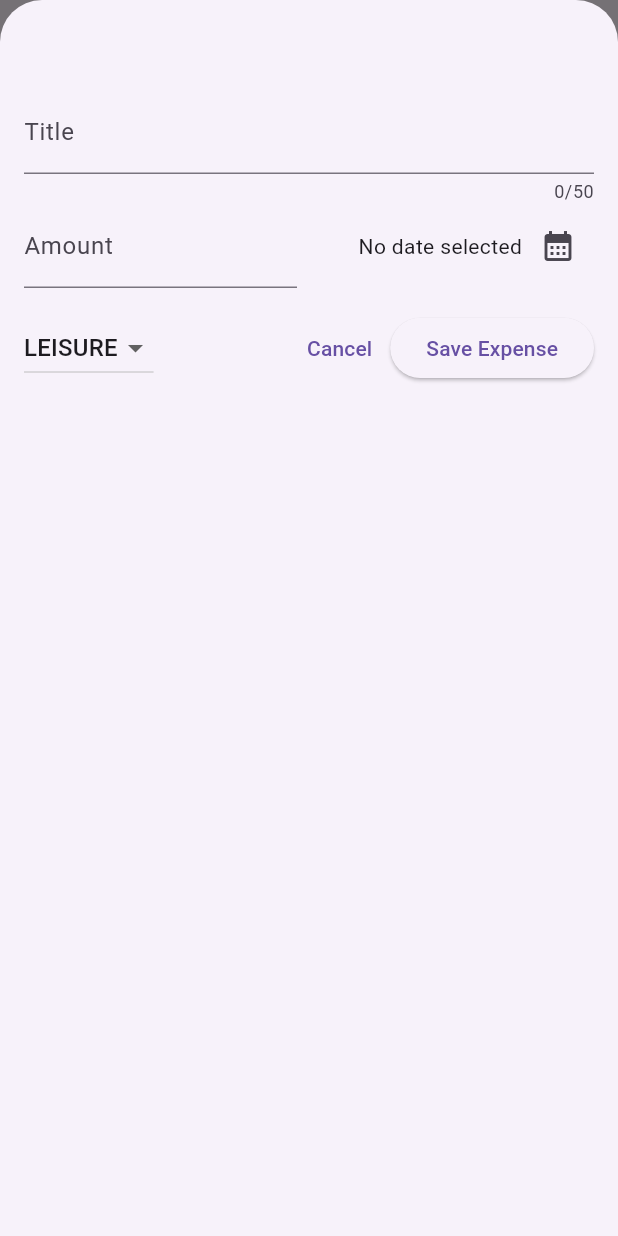
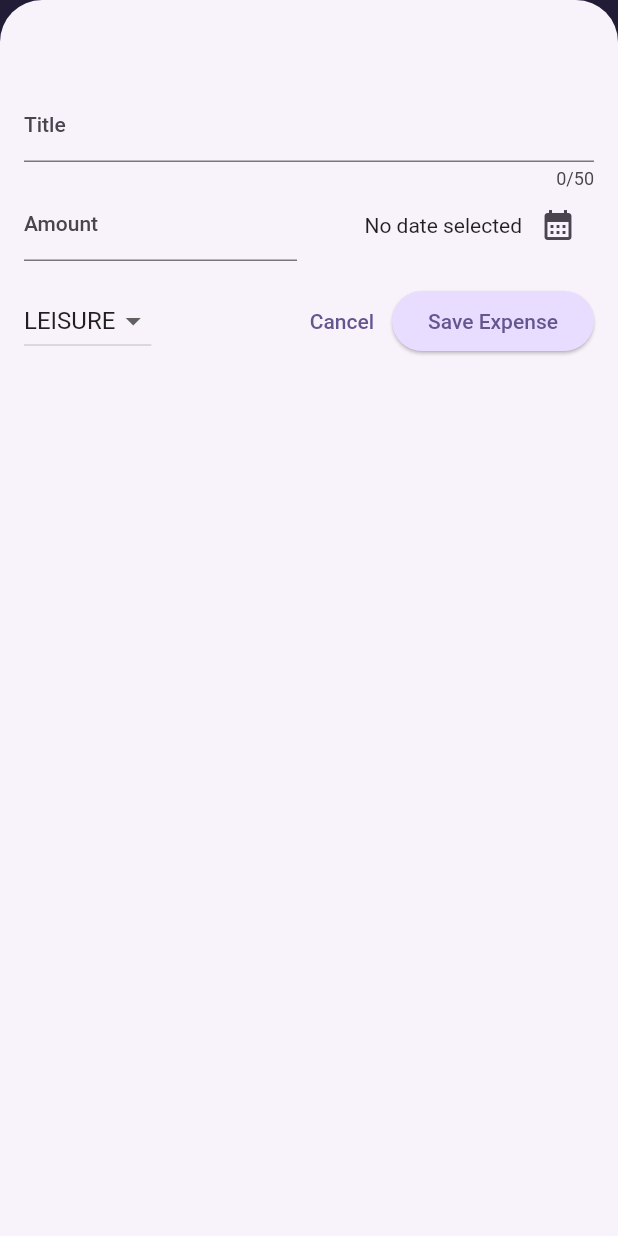
Before and after one commit to sophiagavrila/flutter_expense_tracker, a Flutter app: the screen it shows after launch, after a tap on the "add" icon, on a phone screen of 412 x 824 dp. Run offline on Flutter 3.47's test engine with Material 2 defaults, Android fonts, the phone set to English and light mode, and no system bars.

Commit message:
complete with dark mode

```diff
--- a/lib/main.dart
+++ b/lib/main.dart
@@ -1,11 +1,45 @@
 import 'package:expense_tracker/widgets/expenses.dart';
 import 'package:flutter/material.dart';
+
+var kColorScheme =
+    ColorScheme.fromSeed(seedColor: Color.fromARGB(255, 96, 59, 181));
+
+var kDarkColorScheme =
+    ColorScheme.fromSeed(brightness: Brightness.dark, seedColor: const Color.fromARGB(255, 5, 99, 125));
 
 void main() {
   runApp(
     MaterialApp(
-        theme: ThemeData(useMaterial3: true),
-        home: Expenses() // Todo: Add main widget here
-        ),
+        darkTheme: ThemeData.dark().copyWith(
+            useMaterial3: true,
+            colorScheme: kDarkColorScheme,
+            cardTheme: const CardTheme().copyWith(
+              color: kDarkColorScheme.secondaryContainer,
+              margin: const EdgeInsets.symmetric(horizontal: 16, vertical: 8),
+            ),
+            ),
+        theme: ThemeData().copyWith(
+            useMaterial3: true,
+            colorScheme: kColorScheme,
+            appBarTheme: const AppBarTheme().copyWith(
+              backgroundColor: kColorScheme.onPrimaryContainer,
+              foregroundColor: kColorScheme.primaryContainer,
+            ),
+            cardTheme: const CardTheme().copyWith(
+              color: kColorScheme.secondaryContainer,
+              margin: const EdgeInsets.symmetric(horizontal: 16, vertical: 8),
+            ),
+            elevatedButtonTheme: ElevatedButtonThemeData(
+              style: ElevatedButton.styleFrom(
+                backgroundColor: kColorScheme.primaryContainer,
+              ),
+            ),
+            textTheme: ThemeData().textTheme.copyWith(
+                titleLarge: TextStyle(
+                    fontWeight: FontWeight.bold,
+                    color: kColorScheme.onSecondaryContainer,
+                    fontSize: 16))),
+        themeMode: ThemeMode.system, // default
+        home: const Expenses()),
   );
 }
--- a/lib/models/expense.dart
+++ b/lib/models/expense.dart
@@ -38,3 +38,25 @@
     return formatter.format(date);
   }
 }
+
+class ExpenseBucket {
+  const ExpenseBucket({
+    required this.category,
+    required this.expenses,
+  });
+
+  ExpenseBucket.forCategory(List<Expense> allExpenses, this.category)
+      : expenses = allExpenses.where((expense) => expense.category == category).toList();
+
+  final Category category;
+  final List<Expense> expenses;
+
+  double get totalExpenses {
+    double sum =0;
+    for (final expense in expenses) {
+      sum += expense.amount;
+    }
+    return sum;
+  }
+
+}
--- /dev/null
+++ b/lib/widgets/chart/chart.dart
@@ -0,0 +1,95 @@
+import 'package:flutter/material.dart';
+
+import 'package:expense_tracker/widgets/chart/chart_bar.dart';
+import 'package:expense_tracker/models/expense.dart';
+
+class Chart extends StatelessWidget {
+  const Chart({super.key, required this.expenses});
+
+  final List<Expense> expenses;
+
+  List<ExpenseBucket> get buckets {
+    return [
+      ExpenseBucket.forCategory(expenses, Category.food),
+      ExpenseBucket.forCategory(expenses, Category.leisure),
+      ExpenseBucket.forCategory(expenses, Category.travel),
+      ExpenseBucket.forCategory(expenses, Category.work),
+    ];
+  }
+
+  double get maxTotalExpense {
+    double maxTotalExpense = 0;
+
+    for (final bucket in buckets) {
+      if (bucket.totalExpenses > maxTotalExpense) {
+        maxTotalExpense = bucket.totalExpenses;
+      }
+    }
+
+    return maxTotalExpense;
+  }
+
+  @override
+  Widget build(BuildContext context) {
+    final isDarkMode =
+        MediaQuery.of(context).platformBrightness == Brightness.dark;
+    return Container(
+      margin: const EdgeInsets.all(16),
+      padding: const EdgeInsets.symmetric(
+        vertical: 16,
+        horizontal: 8,
+      ),
+      width: double.infinity,
+      height: 180,
+      decoration: BoxDecoration(
+        borderRadius: BorderRadius.circular(8),
+        gradient: LinearGradient(
+          colors: [
+            Theme.of(context).colorScheme.primary.withOpacity(0.3),
+            Theme.of(context).colorScheme.primary.withOpacity(0.0)
+          ],
+          begin: Alignment.bottomCenter,
+          end: Alignment.topCenter,
+        ),
+      ),
+      child: Column(
+        children: [
+          Expanded(
+            child: Row(
+              crossAxisAlignment: CrossAxisAlignment.end,
+              children: [
+                for (final bucket in buckets) // alternative to map()
+                  ChartBar(
+                    fill: bucket.totalExpenses == 0
+                        ? 0
+                        : bucket.totalExpenses / maxTotalExpense,
+                  )
+              ],
+            ),
+          ),
+          const SizedBox(height: 12),
+          Row(
+            children: buckets
+                .map(
+                  (bucket) => Expanded(
+                    child: Padding(
+                      padding: const EdgeInsets.symmetric(horizontal: 4),
+                      child: Icon(
+                        categoryIcons[bucket.category],
+                        color: isDarkMode
+                            ? Theme.of(context).colorScheme.secondary
+                            : Theme.of(context)
+                                .colorScheme
+                                .primary
+                                .withOpacity(0.7),
+                      ),
+                    ),
+                  ),
+                )
+                .toList(),
+          )
+        ],
+      ),
+    );
+  }
+}
--- /dev/null
+++ b/lib/widgets/chart/chart_bar.dart
@@ -0,0 +1,34 @@
+import 'package:flutter/material.dart';
+
+class ChartBar extends StatelessWidget {
+  const ChartBar({
+    super.key,
+    required this.fill,
+  });
+
+  final double fill;
+
+  @override
+  Widget build(BuildContext context) {
+    final isDarkMode =
+        MediaQuery.of(context).platformBrightness == Brightness.dark;
+    return Expanded(
+      child: Padding(
+        padding: const EdgeInsets.symmetric(horizontal: 4),
+        child: FractionallySizedBox(
+          heightFactor: fill,
+          child: DecoratedBox(
+            decoration: BoxDecoration(
+              shape: BoxShape.rectangle,
+              borderRadius:
+                  const BorderRadius.vertical(top: Radius.circular(8)),
+              color: isDarkMode
+                  ? Theme.of(context).colorScheme.secondary
+                  : Theme.of(context).colorScheme.primary.withOpacity(0.65),
+            ),
+          ),
+        ),
+      ),
+    );
+  }
+}
--- a/lib/widgets/expenses.dart
+++ b/lib/widgets/expenses.dart
@@ -2,6 +2,7 @@
 import 'package:flutter/material.dart';
 import 'package:expense_tracker/models/expense.dart';
 import 'package:expense_tracker/widgets/expenses_list/expenses_list.dart';
+import 'package:expense_tracker/widgets/chart/chart.dart';
 
 class Expenses extends StatefulWidget {
   const Expenses({super.key});
@@ -76,7 +77,9 @@
           ],
         ),
         body: Column(
-          children: [const Text('The Chart'), Expanded(child: mainContent)],
+          children: [
+            Chart(expenses: _registeredExpenses),
+            Expanded(child: mainContent)],
         ));
   }
 }
--- a/lib/widgets/expenses_list/expense_item.dart
+++ b/lib/widgets/expenses_list/expense_item.dart
@@ -2,7 +2,6 @@
 import 'package:flutter/material.dart';
 
 class ExpenseItem extends StatelessWidget {
-
   final Expense expense;
 
   const ExpenseItem(this.expense, {super.key});
@@ -10,25 +9,30 @@
   @override
   Widget build(BuildContext context) {
     return Padding(
-      padding:const EdgeInsets.symmetric(
-        horizontal: 20,
-        vertical: 16
-      ),
+      padding: const EdgeInsets.symmetric(horizontal: 20, vertical: 16),
       child: Card(
-        child: Column(children: [
-          Text(expense.title),
-          SizedBox(height: 4),
-          Row(children: [
-            Text('\$${expense.amount.toStringAsFixed(2)}'),
-            const Spacer(),
-            Row(children: [
-              Icon(categoryIcons[expense.category]),
-              const SizedBox(width: 8,),
-              Text(expense.formattedDate)
-            ],)
-          ],)
-        ],)
-      ),
+          child: Column(
+        crossAxisAlignment: CrossAxisAlignment.start,
+        children: [
+          Text(expense.title, style: Theme.of(context).textTheme.titleLarge),
+          const SizedBox(height: 4),
+          Row(
+            children: [
+              Text('\$${expense.amount.toStringAsFixed(2)}'),
+              const Spacer(),
+              Row(
+                children: [
+                  Icon(categoryIcons[expense.category]),
+                  const SizedBox(
+                    width: 8,
+                  ),
+                  Text(expense.formattedDate)
+                ],
+              )
+            ],
+          )
+        ],
+      )),
     );
   }
 }
--- a/lib/widgets/expenses_list/expenses_list.dart
+++ b/lib/widgets/expenses_list/expenses_list.dart
@@ -14,6 +14,8 @@
         itemCount: expenses.length,
         itemBuilder: (ctx, index) => Dismissible(
               key: ValueKey(expenses[index]),
+              background: Container(color: Theme.of(context).colorScheme.error.withOpacity(0.75),
+              margin: EdgeInsets.symmetric(horizontal: Theme.of(context).cardTheme.margin!.horizontal),),
               onDismissed: (direction) {
                 onRemoveExpense(expenses[index]);
               },
```
